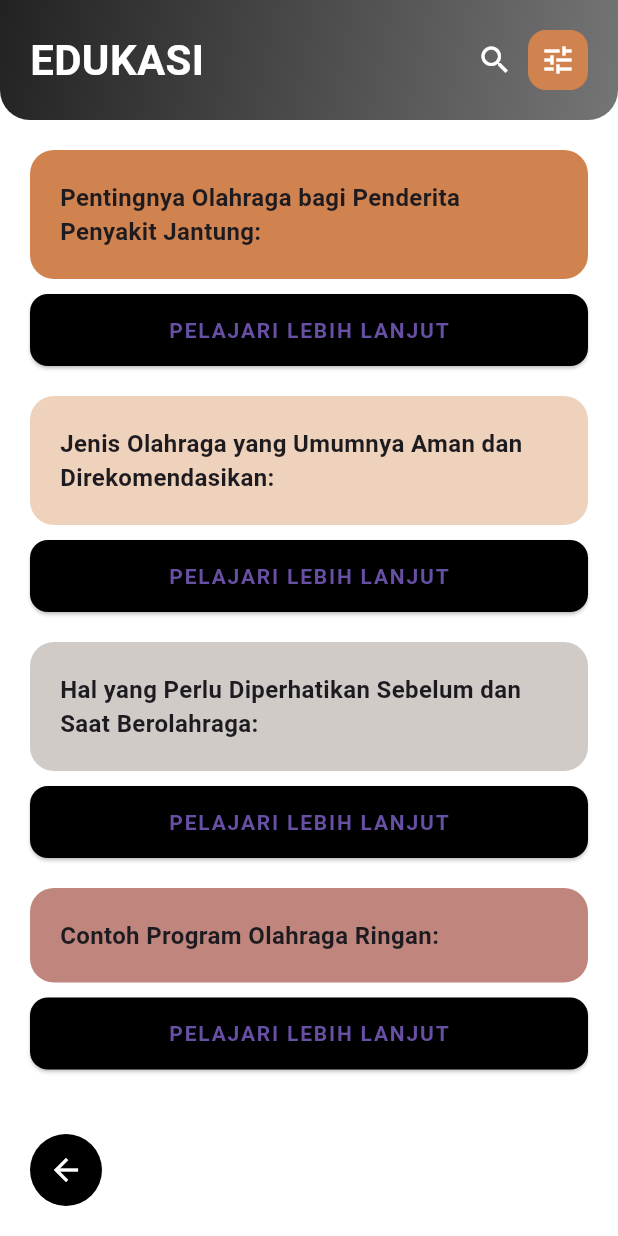
After one commit to iFannJR/Apps_Flutter, a Flutter app: the EdukasiPage screen opened directly, on a phone screen of 412 x 824 dp. The commit adds this screen. Run offline on Flutter 3.47's test engine with Material 3 defaults, Android fonts, the phone set to English and light mode, and no system bars; our stand-ins replace animate_do, fl_chart, shared_preferences; accounts and stored records are empty.

Commit message:
penambahan fitur

```diff
--- a/flutter_application_1/lib/dashboard_page.dart
+++ b/flutter_application_1/lib/dashboard_page.dart
@@ -1,6 +1,7 @@
 import 'package:flutter/material.dart';
 import 'package:fl_chart/fl_chart.dart';
 import 'klasifikasi_page.dart';
+import 'edukasi_page.dart';
 
 class DashboardPage extends StatefulWidget {
   const DashboardPage({super.key});
@@ -246,16 +247,10 @@ class _DashboardHome extends StatelessWidget {
                         // Edukasi Card
                         GestureDetector(
                           onTap: () {
-                            // Navigate to Edukasi page when implemented
                             Navigator.push(
                               context,
                               MaterialPageRoute(
-                                builder: (context) => const Scaffold(
-                                  body: Center(
-                                    child:
-                                        Text('Halaman Edukasi - Coming Soon'),
-                                  ),
-                                ),
+                                builder: (context) => const EdukasiPage(),
                               ),
                             );
                           },
--- /dev/null
+++ b/flutter_application_1/lib/edukasi_page.dart
@@ -0,0 +1,149 @@
+import 'package:flutter/material.dart';
+import 'package:animate_do/animate_do.dart';
+
+class EdukasiPage extends StatelessWidget {
+  const EdukasiPage({super.key});
+
+  @override
+  Widget build(BuildContext context) {
+    final List<Map<String, dynamic>> edukasiList = [
+      {
+        'title': 'Pentingnya Olahraga bagi Penderita Penyakit Jantung:',
+        'color': const Color(0xFFD1834F),
+      },
+      {
+        'title': 'Jenis Olahraga yang Umumnya Aman dan Direkomendasikan:',
+        'color': const Color(0xFFEFD2BC),
+      },
+      {
+        'title': 'Hal yang Perlu Diperhatikan Sebelum dan Saat Berolahraga:',
+        'color': const Color(0xFFD0CBC7),
+      },
+      {
+        'title': 'Contoh Program Olahraga Ringan:',
+        'color': const Color(0xFFC0867D),
+      },
+    ];
+
+    return Scaffold(
+      backgroundColor: Colors.white,
+      body: SafeArea(
+        child: Column(
+          children: [
+            // Header
+            Container(
+              padding: const EdgeInsets.symmetric(horizontal: 20, vertical: 20),
+              decoration: const BoxDecoration(
+                gradient: LinearGradient(
+                  colors: [Colors.black87, Colors.black54],
+                  begin: Alignment.topLeft,
+                  end: Alignment.bottomRight,
+                ),
+                borderRadius: BorderRadius.vertical(bottom: Radius.circular(20)),
+              ),
+              child: Row(
+                children: [
+                  const Expanded(
+                    child: Text(
+                      "EDUKASI",
+                      style: TextStyle(
+                        fontSize: 28,
+                        fontWeight: FontWeight.bold,
+                        color: Colors.white,
+                      ),
+                    ),
+                  ),
+                  Icon(Icons.search, color: Colors.white),
+                  const SizedBox(width: 10),
+                  Container(
+                    padding: const EdgeInsets.all(8),
+                    decoration: BoxDecoration(
+                      color: Color(0xFFD1834F),
+                      borderRadius: BorderRadius.circular(12),
+                    ),
+                    child: Icon(Icons.tune, color: Colors.white),
+                  ),
+                ],
+              ),
+            ),
+
+            const SizedBox(height: 20),
+
+            // Konten edukasi
+            Expanded(
+              child: ListView.builder(
+                padding: const EdgeInsets.symmetric(horizontal: 20),
+                itemCount: edukasiList.length,
+                itemBuilder: (context, index) {
+                  final item = edukasiList[index];
+                  return FadeInUp(
+                    delay: Duration(milliseconds: 200 * index),
+                    child: Container(
+                      margin: const EdgeInsets.only(bottom: 20),
+                      child: Column(
+                        crossAxisAlignment: CrossAxisAlignment.stretch,
+                        children: [
+                          Container(
+                            padding: const EdgeInsets.all(20),
+                            decoration: BoxDecoration(
+                              color: item['color'],
+                              borderRadius: BorderRadius.circular(16),
+                            ),
+                            child: Text(
+                              item['title'],
+                              style: const TextStyle(
+                                fontSize: 16,
+                                fontWeight: FontWeight.w600,
+                              ),
+                            ),
+                          ),
+                          const SizedBox(height: 10),
+                          ElevatedButton(
+                            style: ElevatedButton.styleFrom(
+                              backgroundColor: Colors.black,
+                              padding: const EdgeInsets.symmetric(vertical: 14),
+                              shape: RoundedRectangleBorder(
+                                borderRadius: BorderRadius.circular(12),
+                              ),
+                            ),
+                            onPressed: () {},
+                            child: const Text(
+                              "PELAJARI LEBIH LANJUT",
+                              style: TextStyle(
+                                fontWeight: FontWeight.bold,
+                                letterSpacing: 1.2,
+                              ),
+                            ),
+                          ),
+                        ],
+                      ),
+                    ),
+                  );
+                },
+              ),
+            ),
+
+            // Tombol kembali
+            Padding(
+              padding: const EdgeInsets.all(20),
+              child: Align(
+                alignment: Alignment.bottomLeft,
+                child: GestureDetector(
+                  onTap: () => Navigator.pop(context),
+                  child: Container(
+                    padding: const EdgeInsets.all(12),
+                    decoration: const BoxDecoration(
+                      shape: BoxShape.circle,
+                      color: Colors.black,
+                    ),
+                    child: const Icon(Icons.arrow_back, color: Colors.white),
+                  ),
+                ),
+              ),
+            )
+          ],
+        ),
+      ),
+    );
+  }
+}
--- a/flutter_application_1/pubspec.yaml
+++ b/flutter_application_1/pubspec.yaml
@@ -11,6 +11,8 @@ dependencies:
     sdk: flutter
   awesome_snackbar_content: ^0.1.5
   fl_chart: ^0.71.0
+  animate_do: ^3.0.2
+
 
 dev_dependencies:
   flutter_test:
```
Also changed, not shown: flutter_application_1/pubspec.lock.
